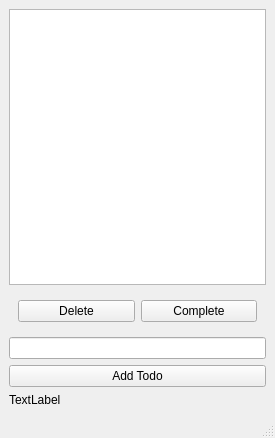
Before: the Qt Designer form view/mainwindow.ui in LiTe1991/race-time-tracker, drawn with Qt 5.
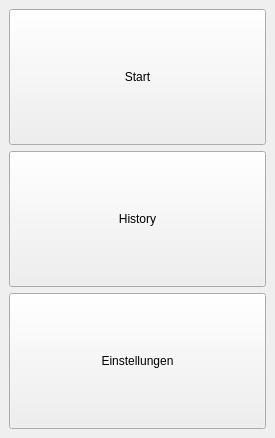
After: the same form once the commit is applied. Icons and pictures are not drawn.

Diff of the .ui file:
```diff
--- a/view/mainwindow.ui
+++ b/view/mainwindow.ui
@@ -11,67 +11,58 @@
    </rect>
   </property>
   <property name="windowTitle">
-   <string>Todo</string>
+   <string>RaceTracker</string>
+  </property>
+  <property name="windowIcon">
+   <iconset>
+    <normaloff>../../../../Bilder/coffee.jpg</normaloff>../../../../Bilder/coffee.jpg</iconset>
+  </property>
+  <property name="toolButtonStyle">
+   <enum>Qt::ToolButtonTextOnly</enum>
   </property>
   <widget class="QWidget" name="centralwidget">
    <layout class="QVBoxLayout" name="verticalLayout">
     <item>
-     <widget class="QListView" name="todoView">
-      <property name="selectionMode">
-       <enum>QAbstractItemView::SingleSelection</enum>
+     <widget class="QPushButton" name="pushButton">
+      <property name="sizePolicy">
+       <sizepolicy hsizetype="Minimum" vsizetype="Minimum">
+        <horstretch>0</horstretch>
+        <verstretch>0</verstretch>
+       </sizepolicy>
       </property>
+      <property name="text">
+       <string>Start</string>
+      </property>
      </widget>
     </item>
     <item>
-     <widget class="QWidget" name="widget" native="true">
-      <layout class="QHBoxLayout" name="horizontalLayout">
-       <item>
-        <widget class="QPushButton" name="deleteButton">
-         <property name="text">
-          <string>Delete</string>
-         </property>
-        </widget>
-       </item>
-       <item>
-        <widget class="QPushButton" name="completeButton">
-         <property name="text">
-          <string>Complete</string>
-         </property>
-        </widget>
-       </item>
-      </layout>
-     </widget>
-    </item>
-    <item>
-     <widget class="QLineEdit" name="todoEdit"/>
-    </item>
-    <item>
-     <widget class="QPushButton" name="addButton">
+     <widget class="QPushButton" name="pushButton_2">
+      <property name="sizePolicy">
+       <sizepolicy hsizetype="Minimum" vsizetype="Minimum">
+        <horstretch>0</horstretch>
+        <verstretch>0</verstretch>
+       </sizepolicy>
+      </property>
       <property name="text">
-       <string>Add Todo</string>
+       <string>History</string>
       </property>
      </widget>
     </item>
     <item>
-     <widget class="QLabel" name="testTime">
+     <widget class="QPushButton" name="pushButton_3">
+      <property name="sizePolicy">
+       <sizepolicy hsizetype="Minimum" vsizetype="Minimum">
+        <horstretch>0</horstretch>
+        <verstretch>0</verstretch>
+       </sizepolicy>
+      </property>
       <property name="text">
-       <string>TextLabel</string>
+       <string>Einstellungen</string>
       </property>
      </widget>
     </item>
    </layout>
   </widget>
-  <widget class="QMenuBar" name="menubar">
-   <property name="geometry">
-    <rect>
-     <x>0</x>
-     <y>0</y>
-     <width>275</width>
-     <height>30</height>
-    </rect>
-   </property>
-  </widget>
-  <widget class="QStatusBar" name="statusbar"/>
  </widget>
  <resources/>
  <connections/>
```
